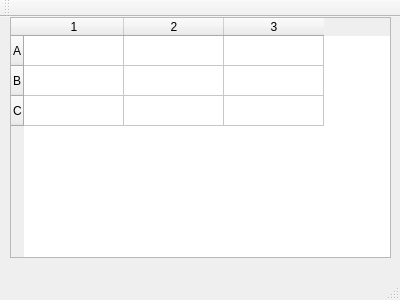
First picture: the form in PM/SpreadSheet/mainwindow.ui, repository ivan94/faculdade, before the edit.
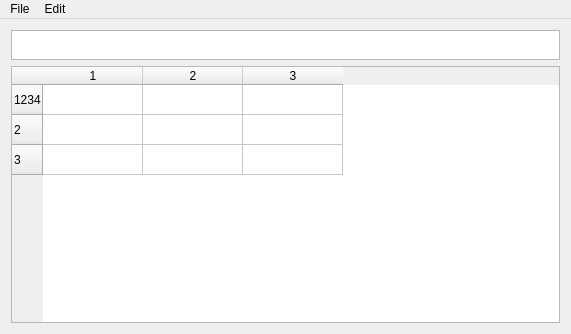
Second picture: the form after the edit.

Diff of the .ui file:
```diff
--- a/PM/SpreadSheet/mainwindow.ui
+++ b/PM/SpreadSheet/mainwindow.ui
@@ -6,36 +6,46 @@
    <rect>
     <x>0</x>
     <y>0</y>
-    <width>400</width>
-    <height>300</height>
+    <width>571</width>
+    <height>334</height>
    </rect>
   </property>
   <property name="windowTitle">
    <string>MainWindow</string>
   </property>
   <widget class="QWidget" name="centralWidget">
+   <layout class="QVBoxLayout" name="verticalLayout">
+    <item>
+     <widget class="QTextEdit" name="textEdit">
+      <property name="maximumSize">
+       <size>
+        <width>16777215</width>
+        <height>30</height>
+       </size>
+      </property>
+     </widget>
+    </item>
+    <item>
    <widget class="QTableWidget" name="tableWidget">
-    <property name="geometry">
-     <rect>
-      <x>10</x>
-      <y>0</y>
-      <width>381</width>
-      <height>241</height>
-     </rect>
-    </property>
+      <attribute name="verticalHeaderDefaultSectionSize">
+       <number>30</number>
+      </attribute>
+      <attribute name="verticalHeaderMinimumSectionSize">
+       <number>18</number>
+      </attribute>
     <row>
      <property name="text">
-      <string>A</string>
+        <string>1234</string>
      </property>
     </row>
     <row>
      <property name="text">
-      <string>B</string>
+        <string>2</string>
      </property>
     </row>
     <row>
      <property name="text">
-      <string>C</string>
+        <string>3</string>
      </property>
     </row>
     <column>
@@ -54,26 +64,79 @@
      </property>
     </column>
    </widget>
+    </item>
+   </layout>
   </widget>
   <widget class="QMenuBar" name="menuBar">
    <property name="geometry">
     <rect>
      <x>0</x>
      <y>0</y>
-     <width>400</width>
-     <height>19</height>
+     <width>571</width>
+     <height>21</height>
     </rect>
    </property>
-  </widget>
-  <widget class="QToolBar" name="mainToolBar">
-   <attribute name="toolBarArea">
-    <enum>TopToolBarArea</enum>
-   </attribute>
-   <attribute name="toolBarBreak">
-    <bool>false</bool>
-   </attribute>
-  </widget>
-  <widget class="QStatusBar" name="statusBar"/>
+   <widget class="QMenu" name="menuArquivo">
+    <property name="title">
+     <string>File</string>
+    </property>
+    <addaction name="actionNew"/>
+    <addaction name="actionOpen"/>
+    <addaction name="actionSave"/>
+    <addaction name="actionSaveAs"/>
+   </widget>
+   <widget class="QMenu" name="menuTabela">
+    <property name="title">
+     <string>Edit</string>
+    </property>
+    <addaction name="actionInsert_Row"/>
+    <addaction name="actionInsert_Column"/>
+   </widget>
+   <addaction name="menuArquivo"/>
+   <addaction name="menuTabela"/>
+  </widget>
+  <action name="actionNew">
+   <property name="text">
+    <string>New</string>
+   </property>
+   <property name="shortcut">
+    <string>Ctrl+N</string>
+   </property>
+  </action>
+  <action name="actionOpen">
+   <property name="text">
+    <string>Open</string>
+   </property>
+   <property name="shortcut">
+    <string>Ctrl+O</string>
+   </property>
+  </action>
+  <action name="actionSave">
+   <property name="text">
+    <string>Save</string>
+   </property>
+   <property name="shortcut">
+    <string>Ctrl+S</string>
+   </property>
+  </action>
+  <action name="actionInsert_Row">
+   <property name="text">
+    <string>Insert Row</string>
+   </property>
+  </action>
+  <action name="actionInsert_Column">
+   <property name="text">
+    <string>Insert Column</string>
+   </property>
+  </action>
+  <action name="actionSaveAs">
+   <property name="text">
+    <string>SaveAs</string>
+   </property>
+   <property name="shortcut">
+    <string>Ctrl+A</string>
+   </property>
+  </action>
  </widget>
  <layoutdefault spacing="6" margin="11"/>
  <resources/>
```
Lines whose indentation alone changed are shown as unchanged.
